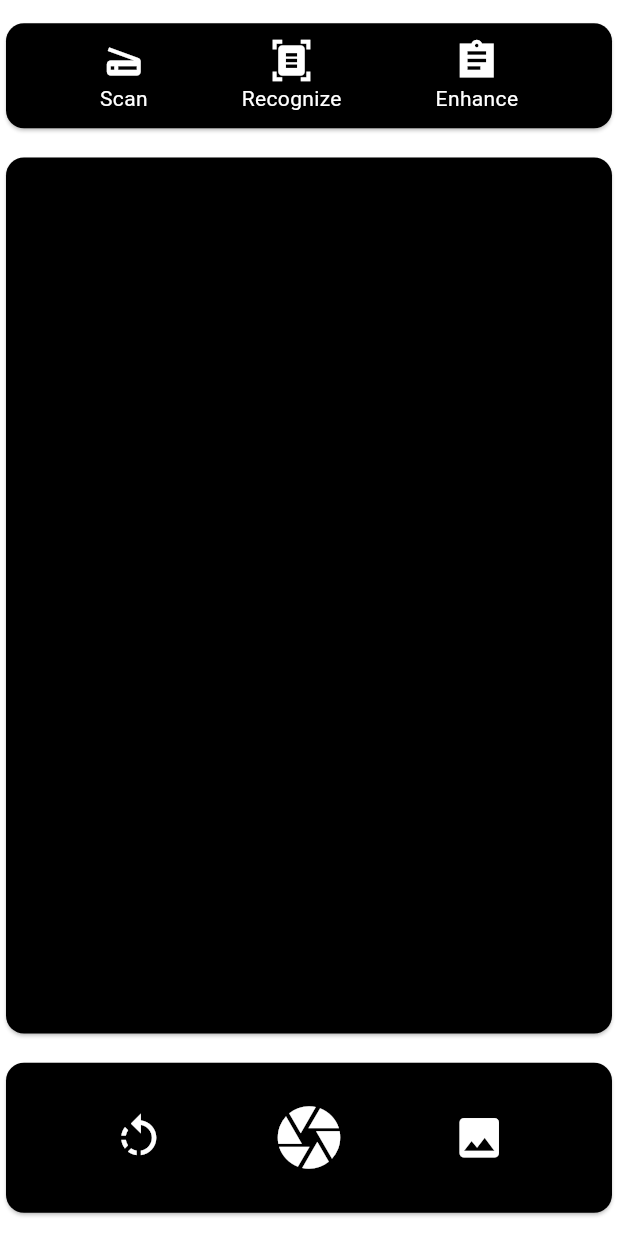
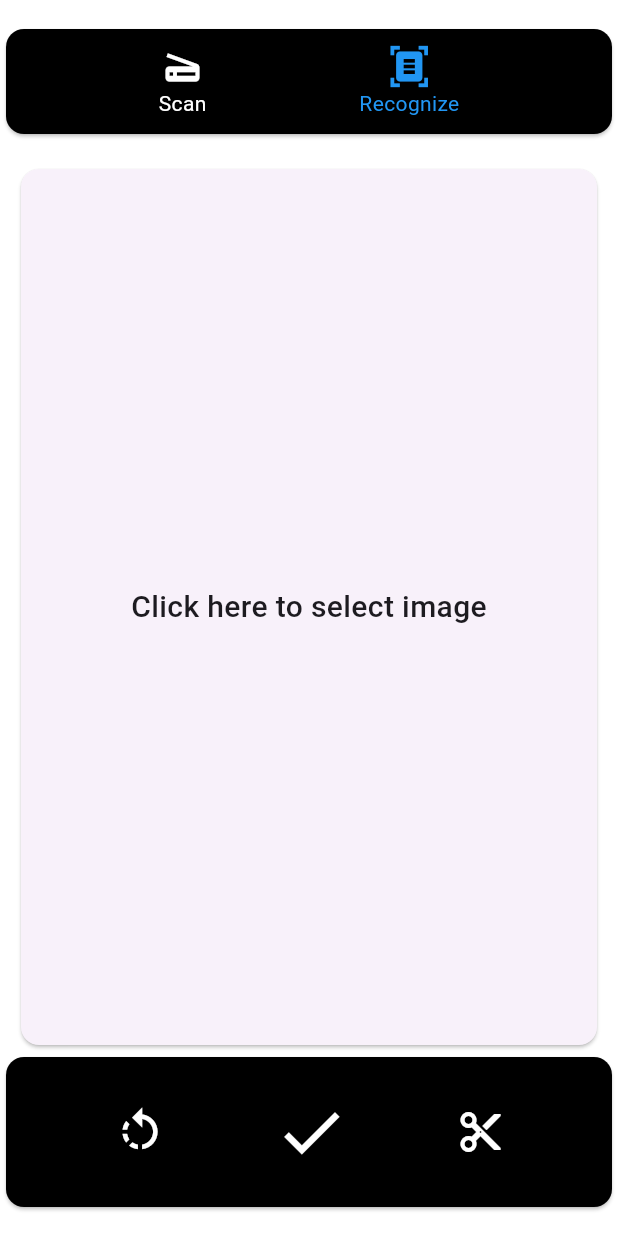
Before and after one commit to huynhbaoking112/Flutter_Scan_Doc, a Flutter app: the screen it shows after launch, on a phone screen of 412 x 824 dp. Run offline on Flutter 3.47's test engine with Material 3 defaults, Android fonts, the phone set to English and light mode, and no system bars; our stand-ins replace image_picker; missing offline and left inert: clipboard, google_mlkit_text_recognition.

Commit message:
scan_cleanCode

```diff
--- /dev/null
+++ b/lib/components/common/top_bar.dart
@@ -0,0 +1,104 @@
+import 'package:flutter/material.dart';
+import 'package:scan/utils/enums/enum_choose.dart';
+
+class TopBar extends StatefulWidget {
+
+
+  final typeHanlde typehandle;
+  final  Function changeChoose;
+
+   TopBar({super.key, required this.changeChoose, required this.typehandle});
+
+  @override
+  State<TopBar> createState() => _TopBarState();
+}
+
+class _TopBarState extends State<TopBar> {
+
+
+
+  @override
+  void initState() {
+    // TODO: implement initState
+    super.initState();
+
+  }
+
+  @override
+  Widget build(BuildContext context) {
+    return //Top bar
+            Card(
+              color: Colors.black,
+              shape: RoundedRectangleBorder(
+                  borderRadius: BorderRadius.circular(12)),
+              child: Container(
+                height: 70,
+                child: Row(
+                  mainAxisAlignment: MainAxisAlignment.spaceEvenly,
+                  children: [
+                    //Reload icon
+                    Column(
+                      mainAxisAlignment: MainAxisAlignment.center,
+                      children: [
+                        InkWell(
+                            onTap: () {
+                              widget.changeChoose(typeHanlde.SCAN);
+                            },
+                            child:  Icon(
+                              Icons.scanner,
+                              size: 30,
+                              color:  widget.typehandle == typeHanlde.SCAN ? Colors.blue : Colors.white,
+                            )),
+                         Text(
+                          'Scan',
+                          style: TextStyle(color: widget.typehandle == typeHanlde.SCAN ? Colors.blue : Colors.white),
+                        )
+                      ],
+                    ),
+
+                    //Take photo icons
+                    Column(
+                      mainAxisAlignment: MainAxisAlignment.center,
+                      children: [
+                        InkWell(
+                          onTap: () {
+                            widget.changeChoose(typeHanlde.RECOGNIZE);
+                          },
+                          child:  Icon(
+                            Icons.document_scanner,
+                            size: 30,
+                            color: widget.typehandle == typeHanlde.RECOGNIZE ? Colors.blue : Colors.white,
+                          ),
+                        ),
+                         Text(
+                          'Recognize',
+                          style: TextStyle(color: widget.typehandle == typeHanlde.RECOGNIZE ? Colors.blue : Colors.white,),
+                        )
+                      ],
+                    ),
+
+                    // //Galery Icon
+                    // Column(
+                    //   mainAxisAlignment: MainAxisAlignment.center,
+                    //   children: [
+                    //     InkWell(
+                    //       onTap: () {},
+                    //       child: const Icon(
+                    //         Icons.assignment_sharp,
+                    //         size: 30,
+                    //         color: Colors.white,
+                    //       ),
+                    //     ),
+                    //     const Text(
+                    //       'Enhance',
+                    //       style: TextStyle(color: Colors.white),
+                    //     )
+                    //   ],
+                    // ),
+                  ],
+                ),
+              ),
+            );
+
+  }
+}
--- /dev/null
+++ b/lib/components/recognize/action_bar_recognize.dart
@@ -0,0 +1,63 @@
+import 'package:flutter/material.dart';
+
+class ActionBarReCo extends StatefulWidget {
+  final Function chooseImageSuccess;
+  final Function deleteImage;
+
+  ActionBarReCo(
+      {super.key, required this.chooseImageSuccess, required this.deleteImage});
+
+  @override
+  State<ActionBarReCo> createState() => _ActionBarReCoState();
+}
+
+class _ActionBarReCoState extends State<ActionBarReCo> {
+  @override
+  Widget build(BuildContext context) {
+    return //Action bar
+        Card(
+      color: Colors.black,
+      shape: RoundedRectangleBorder(borderRadius: BorderRadius.circular(12)),
+      child: Container(
+        height: 100,
+        child: Row(
+          mainAxisAlignment: MainAxisAlignment.spaceEvenly,
+          children: [
+            //Reload image icon
+            InkWell(
+                onTap: () {
+                  widget.deleteImage();
+                },
+                child: const Icon(
+                  Icons.rotate_left,
+                  size: 35,
+                  color: Colors.white,
+                )),
+
+            //Success image icons
+            InkWell(
+              onTap: () {
+                widget.chooseImageSuccess();
+              },
+              child: const Icon(
+                Icons.check,
+                size: 50,
+                color: Colors.white,
+              ),
+            ),
+
+            //Clip Image
+            InkWell(
+              onTap: () {},
+              child: const Icon(
+                Icons.cut_outlined,
+                size: 32,
+                color: Colors.white,
+              ),
+            ),
+          ],
+        ),
+      ),
+    );
+  }
+}
--- /dev/null
+++ b/lib/components/recognize/choose_pic.dart
@@ -0,0 +1,115 @@
+import 'dart:io';
+
+import 'package:flutter/material.dart';
+import 'package:image_picker/image_picker.dart';
+import 'package:scan/components/recognize/action_bar_recognize.dart';
+import 'package:scan/pages/RecognizerScreen.dart';
+
+class ChoosePic extends StatefulWidget {
+  const ChoosePic({super.key});
+
+  @override
+  State<ChoosePic> createState() => _ChoosePicState();
+}
+
+class _ChoosePicState extends State<ChoosePic> {
+  //Image picker
+  late ImagePicker imagePicker;
+  XFile? xFile = null;
+  File? file = null;
+
+  @override
+  void initState() {
+    // TODO: implement initState
+    imagePicker = ImagePicker();
+  }
+
+
+  //Function choose image
+  void ChooseImage() async {
+    //ChangeFile
+    xFile = await imagePicker.pickImage(source: ImageSource.gallery);
+
+
+    // Covert XFile to File
+    if(xFile != null){
+      file = File(xFile!.path);
+    }
+
+
+    setState(() {});
+
+  }
+
+
+  //Function success image
+  void successImage(){
+    if(xFile != null){
+      Navigator.push(context, MaterialPageRoute(builder: (context) => RecognizerScreen(file!),));
+    }else{
+      showDialog(context: context, builder: (context) => AlertDialog(
+          title:const Text('Please select a photo', style: TextStyle(fontWeight: FontWeight.w700, fontSize: 20),),
+          icon: Container(
+            padding: const EdgeInsets.all(8),
+            decoration: BoxDecoration(
+              shape: BoxShape.circle,
+              color: Colors.red[400]
+            ),
+            child:const Icon(Icons.close, color: Colors.black,),
+          ),
+          actions: [
+                //Icon ok
+                GestureDetector(onTap: (){
+                  Navigator.pop(context);
+                }, child: Icon(Icons.check, size: 25, color: Colors.green[600], ))
+          ],
+        ),);
+    }
+  }
+
+
+  //Function deleteImage
+  void deleteImage(){
+    xFile = null;
+    file = null;
+    setState(() {});
+  }
+
+
+  @override
+  Widget build(BuildContext context) {
+    return Column(
+      children: [
+
+        //Choose and display image
+
+        xFile == null
+        ? Padding(
+          padding: const EdgeInsets.symmetric(horizontal: 10.0),
+          child: Card(
+              // color: Colors.black,
+              child: GestureDetector(
+                onTap: ChooseImage,
+                child: Container(
+                  height: MediaQuery.of(context).size.height - 240,
+                  child:const Center(
+                    child: Text("Click here to select image", style: TextStyle(fontWeight: FontWeight.w500, fontSize: 20),),
+                  ),
+                ),
+              ),
+            ),
+        )
+        : Card(
+            color: Colors.black,
+            child: Container(
+              height: MediaQuery.of(context).size.height - 240,
+              child: Image.file(file!),
+            ),
+          ),
+
+        //Handle Image
+        ActionBarReCo(chooseImageSuccess: successImage, deleteImage: deleteImage,),
+      ],
+    );
+  }
+}
--- a/lib/pages/home_screen.dart
+++ b/lib/pages/home_screen.dart
@@ -2,7 +2,11 @@ import 'dart:io';
 
 import 'package:flutter/material.dart';
 import 'package:image_picker/image_picker.dart';
+import 'package:scan/components/scan/choose_camera.dart';
+import 'package:scan/components/recognize/choose_pic.dart';
+import 'package:scan/components/common/top_bar.dart';
 import 'package:scan/pages/RecognizerScreen.dart';
+import 'package:scan/utils/enums/enum_choose.dart';
 
 class MyHomePage extends StatefulWidget {
   const MyHomePage({super.key});
@@ -12,14 +16,20 @@ class MyHomePage extends StatefulWidget {
 }
 
 class _MyHomePageState extends State<MyHomePage> {
-  //Image picker
-  late ImagePicker imagePicker;
 
-  @override
-  void initState() {
-    // TODO: implement initState
-    imagePicker = ImagePicker();
+
+
+
+
+  //handleTopBar
+  typeHanlde choose = typeHanlde.RECOGNIZE;
+  void changeChooseTopBar(typeHanlde typehandle){
+    setState(() {
+      choose = typehandle;
+    });
   }
+
+
 
   @override
   Widget build(BuildContext context) {
@@ -29,142 +39,15 @@ class _MyHomePageState extends State<MyHomePage> {
         child: Column(
           mainAxisAlignment: MainAxisAlignment.spaceEvenly,
           children: [
-            //Top bar
-            Card(
-              color: Colors.black,
-              shape: RoundedRectangleBorder(
-                  borderRadius: BorderRadius.circular(12)),
-              child: Container(
-                height: 70,
-                child: Row(
-                  mainAxisAlignment: MainAxisAlignment.spaceEvenly,
-                  children: [
-                    //Reload icon
-                    Column(
-                      mainAxisAlignment: MainAxisAlignment.center,
-                      children: [
-                        InkWell(
-                            onTap: () {},
-                            child: const Icon(
-                              Icons.scanner,
-                              size: 30,
-                              color: Colors.white,
-                            )),
-                        const Text(
-                          'Scan',
-                          style: TextStyle(color: Colors.white),
-                        )
-                      ],
-                    ),
 
-                    //Take photo icons
-                    Column(
-                      mainAxisAlignment: MainAxisAlignment.center,
-                      children: [
-                        InkWell(
-                          onTap: () {},
-                          child: const Icon(
-                            Icons.document_scanner,
-                            size: 30,
-                            color: Colors.white,
-                          ),
-                        ),
-                        const Text(
-                          'Recognize',
-                          style: TextStyle(color: Colors.white),
-                        )
-                      ],
-                    ),
+            //TopBar
+            TopBar(typehandle: choose,changeChoose: changeChooseTopBar,),
 
-                    //Galery Icon
-                    Column(
-                      mainAxisAlignment: MainAxisAlignment.center,
-                      children: [
-                        InkWell(
-                          onTap: () {},
-                          child: const Icon(
-                            Icons.assignment_sharp,
-                            size: 30,
-                            color: Colors.white,
-                          ),
-                        ),
-                        const Text(
-                          'Enhance',
-                          style: TextStyle(color: Colors.white),
-                        )
-                      ],
-                    ),
-                  ],
-                ),
-              ),
-            ),
 
             //Camera screen
-            Card(
-              color: Colors.black,
-              child: Container(
-                height: MediaQuery.of(context).size.height - 240,
-              ),
-            ),
+            choose == typeHanlde.RECOGNIZE? ChoosePic() : ChooseCamera(),
 
-            //Action bar
-            Card(
-              color: Colors.black,
-              shape: RoundedRectangleBorder(
-                  borderRadius: BorderRadius.circular(12)),
-              child: Container(
-                height: 100,
-                child: Row(
-                  mainAxisAlignment: MainAxisAlignment.spaceEvenly,
-                  children: [
-                    //Reload icon
-                    InkWell(
-                        onTap: () {},
-                        child: const Icon(
-                          Icons.rotate_left,
-                          size: 35,
-                          color: Colors.white,
-                        )),
 
-                    //Take photo icons
-                    InkWell(
-                      onTap: () {},
-                      child: const Icon(
-                        Icons.camera,
-                        size: 50,
-                        color: Colors.white,
-                      ),
-                    ),
-
-                    //Galery Icon
-                    InkWell(
-                      onTap: () async {
-                        //User choose the file image in the gallery
-                        XFile? xfile = await imagePicker.pickImage(
-                            source: ImageSource.gallery);
-
-                        //Convert XFile to File and handle recognizerScreen
-                        if (xfile != null) {
-                          File image = File(xfile.path);
-
-                          //Navigation to recognizerScreen
-                          Navigator.push(
-                              context,
-                              MaterialPageRoute(
-                                builder: (context) => RecognizerScreen(image),
-                              ));
-                        }
-                      },
-                      child: const Icon(
-                        Icons.image,
-                        size: 35,
-                        color: Colors.white,
-                      ),
-                    ),
-                  ],
-                ),
-              ),
-            ),
           ],
         ),
       ),
--- /dev/null
+++ b/lib/utils/enums/enum_choose.dart
@@ -0,0 +1,4 @@
+enum typeHanlde {
+  SCAN,
+  RECOGNIZE
+}
--- a/pubspec.yaml
+++ b/pubspec.yaml
@@ -38,6 +38,7 @@ dependencies:
   image_picker: ^1.0.8
   google_mlkit_text_recognition: ^0.11.0
   clipboard:
+  camera:
 
 dev_dependencies:
   flutter_test:
```
Also changed, not shown: lib/components/scan/choose_camera.dart (added, +15 -0 lines), pubspec.lock.
